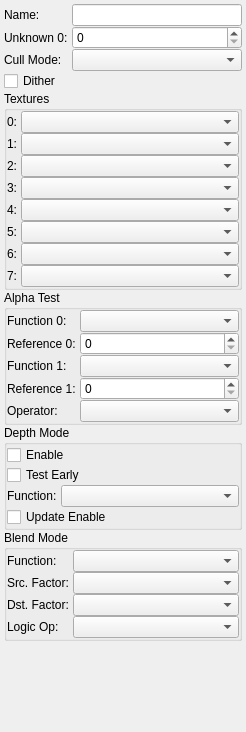
Before: the Qt Designer form widgets/MaterialForm.ui in blank63/j3dview, drawn with Qt 5.
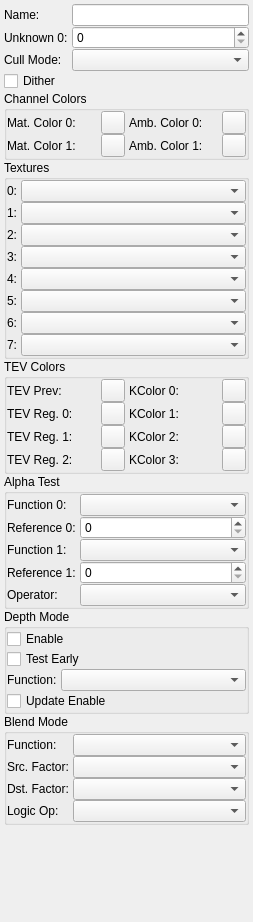
After: the same form once the commit is applied. Custom widgets are drawn as their Qt base class.

Commit message: Added channel and TEV colors to the material form

The edit to the form file:
```diff
--- a/widgets/MaterialForm.ui
+++ b/widgets/MaterialForm.ui
@@ -6,8 +6,8 @@
    <rect>
     <x>0</x>
     <y>0</y>
-    <width>246</width>
-    <height>732</height>
+    <width>253</width>
+    <height>922</height>
    </rect>
   </property>
   <property name="windowTitle">
@@ -69,7 +69,7 @@
    <item row="2" column="1">
     <widget class="ComboBox" name="cull_mode"/>
    </item>
-   <item row="6" column="0" colspan="2">
+   <item row="8" column="0" colspan="2">
     <widget class="QGroupBox" name="group_depth_mode">
      <property name="title">
       <string>Depth Mode</string>
@@ -130,7 +130,7 @@
      </layout>
     </widget>
    </item>
-   <item row="9" column="0" colspan="2">
+   <item row="11" column="0" colspan="2">
     <widget class="QGroupBox" name="group_blend_mode">
      <property name="title">
       <string>Blend Mode</string>
@@ -207,7 +207,7 @@
      </property>
     </widget>
    </item>
-   <item row="4" column="0" colspan="2">
+   <item row="5" column="0" colspan="2">
     <widget class="QGroupBox" name="group_textures">
      <property name="title">
       <string>Textures</string>
@@ -314,7 +314,7 @@
      </layout>
     </widget>
    </item>
-   <item row="5" column="0" colspan="2">
+   <item row="7" column="0" colspan="2">
     <widget class="QGroupBox" name="group_alpha_test">
      <property name="title">
       <string>Alpha Test</string>
@@ -402,6 +402,228 @@
      </layout>
     </widget>
    </item>
+   <item row="6" column="0" colspan="2">
+    <widget class="QGroupBox" name="group_tev_colors">
+     <property name="title">
+      <string>TEV Colors</string>
+     </property>
+     <layout class="QGridLayout" name="group_tev_colors_layout">
+      <property name="leftMargin">
+       <number>0</number>
+      </property>
+      <property name="topMargin">
+       <number>0</number>
+      </property>
+      <property name="rightMargin">
+       <number>0</number>
+      </property>
+      <property name="bottomMargin">
+       <number>0</number>
+      </property>
+      <property name="horizontalSpacing">
+       <number>4</number>
+      </property>
+      <property name="verticalSpacing">
+       <number>0</number>
+      </property>
+      <item row="1" column="0">
+       <widget class="QLabel" name="label_tev_color0">
+        <property name="text">
+         <string>TEV Reg. 0:</string>
+        </property>
+       </widget>
+      </item>
+      <item row="0" column="2">
+       <widget class="QLabel" name="label_kcolor0">
+        <property name="text">
+         <string>KColor 0:</string>
+        </property>
+       </widget>
+      </item>
+      <item row="0" column="1">
+       <widget class="ColorButton" name="tev_color_previous">
+        <property name="text">
+         <string/>
+        </property>
+       </widget>
+      </item>
+      <item row="1" column="1">
+       <widget class="ColorButton" name="tev_color0">
+        <property name="text">
+         <string/>
+        </property>
+       </widget>
+      </item>
+      <item row="0" column="0">
+       <widget class="QLabel" name="label_tev_color_previous">
+        <property name="text">
+         <string>TEV Prev:</string>
+        </property>
+       </widget>
+      </item>
+      <item row="2" column="1">
+       <widget class="ColorButton" name="tev_color1">
+        <property name="text">
+         <string/>
+        </property>
+       </widget>
+      </item>
+      <item row="3" column="0">
+       <widget class="QLabel" name="label_tev_color2">
+        <property name="text">
+         <string>TEV Reg. 2:</string>
+        </property>
+       </widget>
+      </item>
+      <item row="3" column="1">
+       <widget class="ColorButton" name="tev_color2">
+        <property name="text">
+         <string/>
+        </property>
+       </widget>
+      </item>
+      <item row="2" column="0">
+       <widget class="QLabel" name="label_tev_color1">
+        <property name="text">
+         <string>TEV Reg. 1:</string>
+        </property>
+       </widget>
+      </item>
+      <item row="0" column="3">
+       <widget class="ColorButton" name="kcolor0">
+        <property name="text">
+         <string/>
+        </property>
+       </widget>
+      </item>
+      <item row="1" column="2">
+       <widget class="QLabel" name="label_kcolor1">
+        <property name="text">
+         <string>KColor 1:</string>
+        </property>
+       </widget>
+      </item>
+      <item row="1" column="3">
+       <widget class="ColorButton" name="kcolor1">
+        <property name="text">
+         <string/>
+        </property>
+       </widget>
+      </item>
+      <item row="2" column="2">
+       <widget class="QLabel" name="label_kcolor2">
+        <property name="text">
+         <string>KColor 2:</string>
+        </property>
+       </widget>
+      </item>
+      <item row="2" column="3">
+       <widget class="ColorButton" name="kcolor2">
+        <property name="text">
+         <string/>
+        </property>
+       </widget>
+      </item>
+      <item row="3" column="2">
+       <widget class="QLabel" name="label_kcolor3">
+        <property name="text">
+         <string>KColor 3:</string>
+        </property>
+       </widget>
+      </item>
+      <item row="3" column="3">
+       <widget class="ColorButton" name="kcolor3">
+        <property name="text">
+         <string/>
+        </property>
+       </widget>
+      </item>
+     </layout>
+    </widget>
+   </item>
+   <item row="4" column="0" colspan="2">
+    <widget class="QGroupBox" name="group_channel_colors">
+     <property name="title">
+      <string>Channel Colors</string>
+     </property>
+     <layout class="QGridLayout" name="group_channel_colors_layout">
+      <property name="leftMargin">
+       <number>0</number>
+      </property>
+      <property name="topMargin">
+       <number>0</number>
+      </property>
+      <property name="rightMargin">
+       <number>0</number>
+      </property>
+      <property name="bottomMargin">
+       <number>0</number>
+      </property>
+      <property name="horizontalSpacing">
+       <number>4</number>
+      </property>
+      <property name="verticalSpacing">
+       <number>0</number>
+      </property>
+      <item row="0" column="3">
+       <widget class="ColorButton" name="ambient_color0">
+        <property name="text">
+         <string/>
+        </property>
+       </widget>
+      </item>
+      <item row="0" column="0">
+       <widget class="QLabel" name="label_material_color0">
+        <property name="text">
+         <string>Mat. Color 0:</string>
+        </property>
+       </widget>
+      </item>
+      <item row="0" column="2">
+       <widget class="QLabel" name="label_ambient_color0">
+        <property name="text">
+         <string>Amb. Color 0:</string>
+        </property>
+       </widget>
+      </item>
+      <item row="0" column="1">
+       <widget class="ColorButton" name="material_color0">
+        <property name="text">
+         <string/>
+        </property>
+       </widget>
+      </item>
+      <item row="1" column="0">
+       <widget class="QLabel" name="label_material_color1">
+        <property name="text">
+         <string>Mat. Color 1:</string>
+        </property>
+       </widget>
+      </item>
+      <item row="1" column="1">
+       <widget class="ColorButton" name="material_color1">
+        <property name="text">
+         <string/>
+        </property>
+       </widget>
+      </item>
+      <item row="1" column="2">
+       <widget class="QLabel" name="label_ambient_color1">
+        <property name="text">
+         <string>Amb. Color 1:</string>
+        </property>
+       </widget>
+      </item>
+      <item row="1" column="3">
+       <widget class="ColorButton" name="ambient_color1">
+        <property name="text">
+         <string/>
+        </property>
+       </widget>
+      </item>
+     </layout>
+    </widget>
+   </item>
   </layout>
  </widget>
  <customwidgets>
@@ -410,6 +632,11 @@
    <extends>QComboBox</extends>
    <header>qt</header>
   </customwidget>
+  <customwidget>
+   <class>ColorButton</class>
+   <extends>QToolButton</extends>
+   <header location="global">qt</header>
+  </customwidget>
  </customwidgets>
  <resources/>
  <connections/>
```
Left out of the diff: 36 changed lines with no effect on the pictures. The commit also changes 11 other files.
